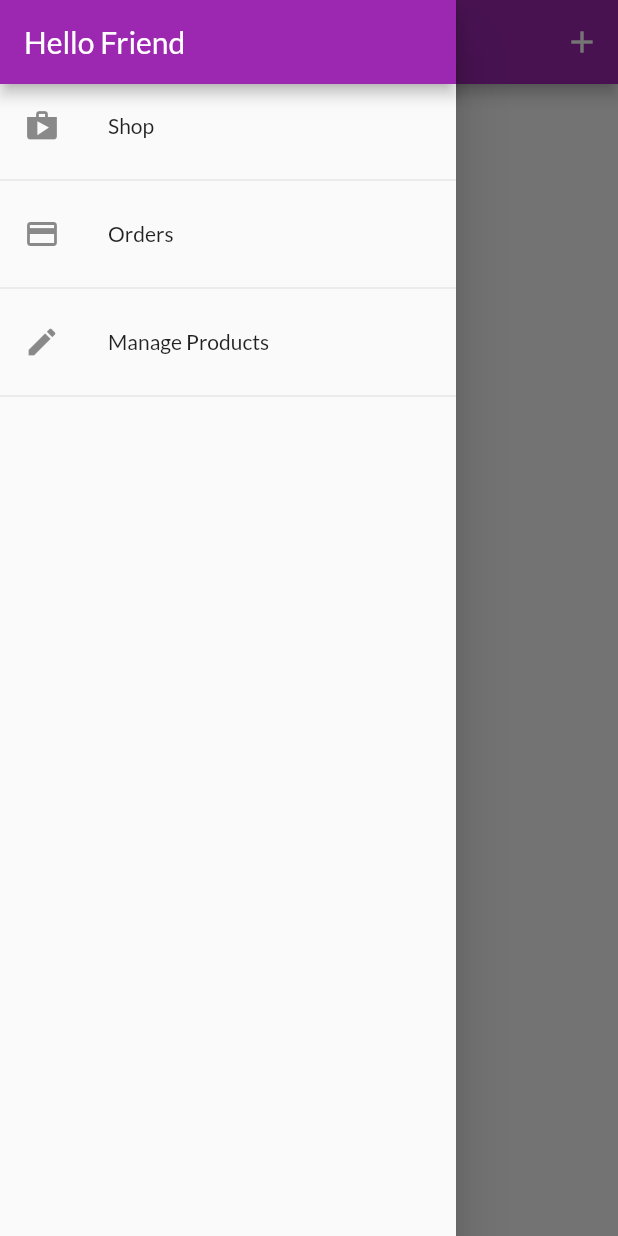
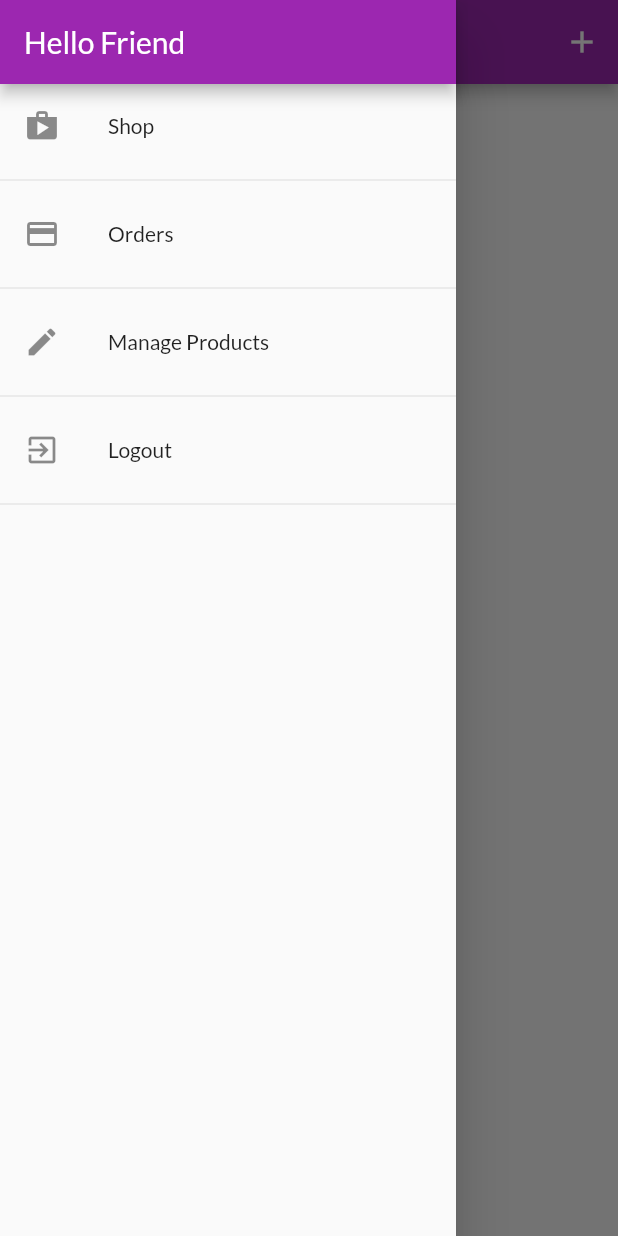
Before and after one commit to kiisi/shop, a Flutter app: the UserProductScreen screen opened directly, with the side drawer open, on a phone screen of 412 x 824 dp. Run offline on Flutter 3.47's test engine with Material 2 defaults, Android fonts, the phone set to English and light mode, and no system bars; network calls fail.

Commit message:
Adding a logout functionality

```diff
--- a/lib/widgets/app_drawer.dart
+++ b/lib/widgets/app_drawer.dart
@@ -1,4 +1,6 @@
 import 'package:flutter/material.dart';
+import 'package:provider/provider.dart';
+import 'package:shop/providers/auth.dart';
 import 'package:shop/screens/orders_screen.dart';
 import 'package:shop/screens/user_products_screen.dart';
 
@@ -38,6 +40,15 @@ class AppDrawer extends StatelessWidget {
             },
           ),
           Divider(),
+          ListTile(
+            leading: Icon(Icons.exit_to_app),
+            title: Text('Logout'),
+            onTap: () {
+              // Navigator.of(context).pop();
+              Provider.of<Auth>(context, listen: false).logout();
+            },
+          ),
+          Divider(),
         ],
       ),
     );
```
Also changed, not shown: lib/providers/auth.dart (+8 -0 lines).
